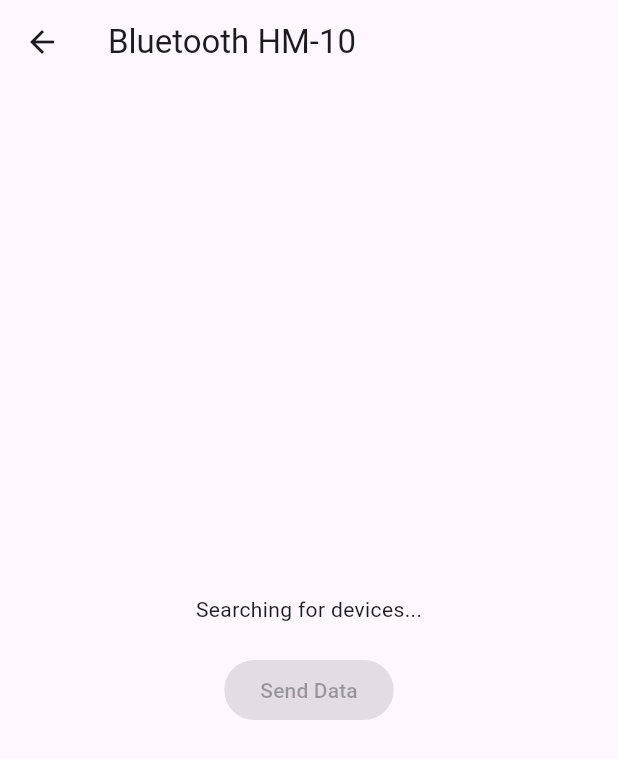
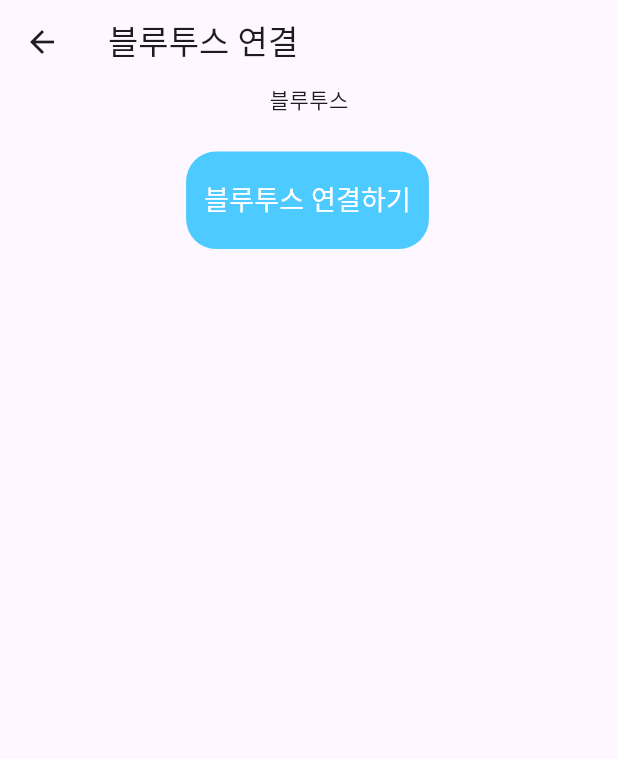
Before and after one commit to ohzizone/capstone, a Flutter app: the FlutterBlueApp screen opened directly, on a phone screen of 412 x 824 dp. Shown: the top 759 px of the screen. Run offline on Flutter 3.47's test engine with Material 3 defaults, Android fonts, the phone set to English and light mode, and no system bars; our stand-ins replace cloud_firestore, firebase_auth, firebase_core, fl_chart, flutter_blue_plus, flutter_slidable and 5 more; missing offline and left inert: flutter_naver_map; accounts and stored records are empty; Roboto replaces fonts that are missing (PretandardMedium).

Commit message:
Feat: 블루투스 HM-10 통신 기능 구현
플러터 앱과 HM-10 센서가 BLE 통신을 통해 데이터를 교환하도록 코드를 작성하였습니다.

```diff
--- a/front/running_mate/lib/src/screens/FlutterBlueApp.dart
+++ b/front/running_mate/lib/src/screens/FlutterBlueApp.dart
@@ -1,85 +1,195 @@
 import 'package:flutter/material.dart';
 import 'package:flutter_blue_plus/flutter_blue_plus.dart';
+import 'package:running_mate/src/theme/colors.dart';
+import 'dart:convert';
 
 class FlutterBlueApp extends StatefulWidget {
   @override
-  _BluetoothPageState createState() => _BluetoothPageState();
+  _FlutterBlueAppState createState() => _FlutterBlueAppState();
 }
 
-class _BluetoothPageState extends State<FlutterBlueApp> {
+class _FlutterBlueAppState extends State<FlutterBlueApp> {
   // FlutterBluePlus 인스턴스 생성
   FlutterBluePlus flutterBlue = FlutterBluePlus();
-  BluetoothDevice? _connectedDevice;
-  List<BluetoothService> _services = [];
+  // 검색된 BLE 장치 목록을 저장할 리스트
+  List<ScanResult> scanResults = [];
+  BluetoothDevice? connectedDevice;
+  TextEditingController distanceController = TextEditingController();
+  TextEditingController paceController = TextEditingController();
 
   @override
   void initState() {
     super.initState();
-    startScan();
+    initializeBluetooth(); // Bluetooth 설정 초기화
   }
 
-  void startScan() {
-    FlutterBluePlus.startScan(timeout: Duration(seconds: 4));
+  // Bluetooth 설정 초기화 및 지원 여부 확인
+  void initializeBluetooth() async {
+    try {
+      // 로그 레벨 설정 (상세 로깅 활성화)
+      await FlutterBluePlus.setLogLevel(LogLevel.verbose);
 
-    var subscription = FlutterBluePlus.scanResults.listen((results) {
-      for (ScanResult r in results) {
-        if (r.device.platformName == 'RunningMate') {
-          // HM-10의 기본 이름
-          connectToDevice(r.device);
-          FlutterBluePlus.stopScan();
-          break;
-        }
+      // Bluetooth 기능 지원 여부 확인
+      if (await FlutterBluePlus.isSupported == false) {
+        print("블루투스가 지원되지 않습니다.");
+        return;
       }
-    });
-
-    FlutterBluePlus.isScanning.listen((isScanning) {
-      if (!isScanning) {
-        subscription.cancel();
-      }
-    });
+    } catch (e) {
+      print("Error initializing Bluetooth: $e");
+    }
   }
 
-  Future<void> connectToDevice(BluetoothDevice device) async {
-    await device.connect();
-    _connectedDevice = device;
-    _services = await device.discoverServices();
-    setState(() {});
+  void connectToDevice(BluetoothDevice device) async {
+    try {
+      await device.connect();
+      setState(() {
+        connectedDevice = device;
+      });
+    } catch (e) {
+      print("Error connecting to device: $e");
+    }
   }
 
-  void sendData(String data) async {
-    if (_connectedDevice != null) {
-      for (BluetoothService service in _services) {
-        for (BluetoothCharacteristic characteristic
-            in service.characteristics) {
-          if (characteristic.properties.write) {
-            await characteristic.write(data.codeUnits);
-          }
-        }
-      }
-    }
+  void sendRunningData() async {
+    if (connectedDevice == null) return;
+
+    var serviceUuid =
+        Guid("0000ffe0-0000-1000-8000-00805f9b34fb"); // HM-10 기본 서비스 UUID
+    var characteristicUuid =
+        Guid("0000ffe1-0000-1000-8000-00805f9b34fb"); // HM-10 기본 특성 UUID
+
+    List<BluetoothService> services = await connectedDevice!.discoverServices();
+    var targetService =
+        services.firstWhere((service) => service.uuid == serviceUuid);
+    var targetCharacteristic = targetService.characteristics
+        .firstWhere((char) => char.uuid == characteristicUuid);
+
+    String distance = distanceController.text.toString();
+    String pace = paceController.text.toString();
+
+    print(("Distance: $distance, Pace: $pace"));
+    print(("디스턴스가 잘 찍히나?"));
+
+    await targetCharacteristic.write(utf8.encode(" $distance:$pace"));
   }
 
   @override
   Widget build(BuildContext context) {
     return Scaffold(
       appBar: AppBar(
-        title: Text('Bluetooth HM-10'),
+        title: Text('블루투스 연결'),
       ),
       body: Center(
         child: Column(
           mainAxisAlignment: MainAxisAlignment.center,
           children: <Widget>[
-            Text(
-              _connectedDevice != null
-                  ? 'Connected to ${_connectedDevice!.platformName}'
-                  : 'Searching for devices...',
+            Text('블루투스'),
+            Container(
+              height: 65.0,
+              margin: EdgeInsets.fromLTRB(0.0, 25.0, 2.0, 0.0),
+              decoration: BoxDecoration(
+                borderRadius: BorderRadius.circular(20.0),
+                color: iris_100,
+              ),
+              child: TextButton(
+                onPressed: () async {
+                  // BLE 검색 시작
+                  FlutterBluePlus.startScan(
+                    timeout: Duration(seconds: 15),
+                  );
+
+                  // 검색된 디바이스 리스닝
+                  var subscription =
+                      FlutterBluePlus.scanResults.listen((results) {
+                    // 결과 처리
+                    setState(() {
+                      if (mounted) {
+                        scanResults = results;
+                      }
+                    });
+                  });
+
+                  // 검색 종료
+                  await Future.delayed(Duration(seconds: 15));
+                  FlutterBluePlus.stopScan();
+                  subscription.cancel();
+                },
+                child: Text(
+                  '블루투스 연결하기',
+                  style: TextStyle(
+                    color: Colors.white,
+                    fontFamily: 'PretandardMedium',
+                    fontSize: 18.0,
+                  ),
+                ),
+              ),
             ),
-            SizedBox(height: 20),
-            ElevatedButton(
-              onPressed: _connectedDevice != null
-                  ? () => sendData('Hello HM-10')
-                  : null,
-              child: Text('Send Data'),
+            connectedDevice == null
+                ? Container()
+                : Column(
+                    children: [
+                      Text('${connectedDevice!.name}에 연결되었습니다.'),
+                      TextField(
+                        controller: distanceController,
+                        decoration: InputDecoration(
+                          labelText: '목표 설정하기',
+                          labelStyle: TextStyle(
+                            fontFamily: 'PretandardMedium',
+                            color: gray4, // 레이블 텍스트 색상
+                            fontSize: 20, // 레이블 텍스트 크기
+                          ),
+                          hintText: '목표를 선택해주세요',
+                          hintStyle: TextStyle(
+                            fontFamily: 'PretandardMedium',
+                            color: gray4, // 레이블 텍스트 색상
+                            fontSize: 14, // 레이블 텍스트 크기
+                          ),
+                          border: OutlineInputBorder(),
+                          enabledBorder: OutlineInputBorder(
+                            borderSide: BorderSide(
+                              color: iris_100,
+                            ),
+                          ),
+                          focusedBorder: OutlineInputBorder(
+                            borderSide: BorderSide(
+                              color: iris_80,
+                            ),
+                          ),
+                        ),
+                      ),
+                      TextField(
+                        controller: paceController,
+                        decoration: InputDecoration(
+                          labelText: 'Enter pace',
+                        ),
+                      ),
+                      ElevatedButton(
+                        onPressed: sendRunningData,
+                        child: Text('Send Data'),
+                      ),
+                    ],
+                  ),
+            Expanded(
+              child: ListView.builder(
+                itemCount: scanResults.length,
+                itemBuilder: (context, index) {
+                  final result = scanResults[index];
+                  // 장치의 이름이 "unknown device"이면 표시하지 않음
+                  if (result.device.name.isEmpty ||
+                      result.device.name == "unknown device") {
+                    return SizedBox.shrink(); // 빈 위젯 반환
+                  }
+                  return Card(
+                    child: ListTile(
+                      title: Text(result.device.name),
+                      subtitle: Text('RSSI: ${result.rssi}'),
+                      onTap: () {
+                        connectToDevice(result.device);
+                      },
+                    ),
+                  );
+                },
+              ),
             ),
           ],
         ),
```
